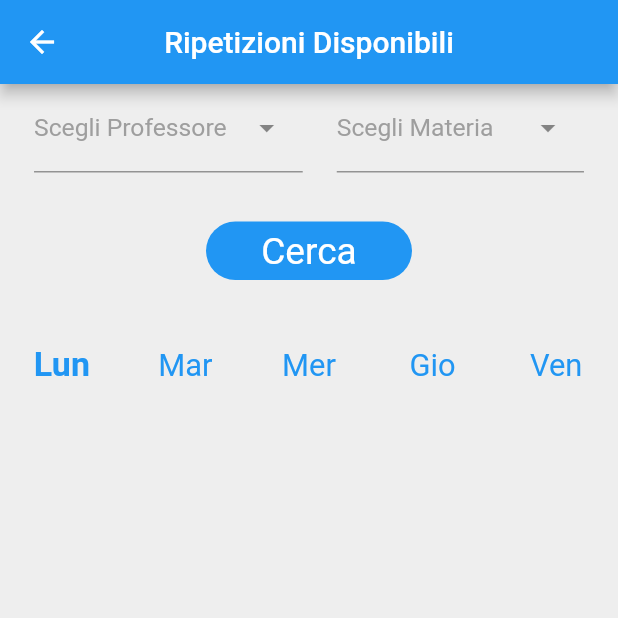
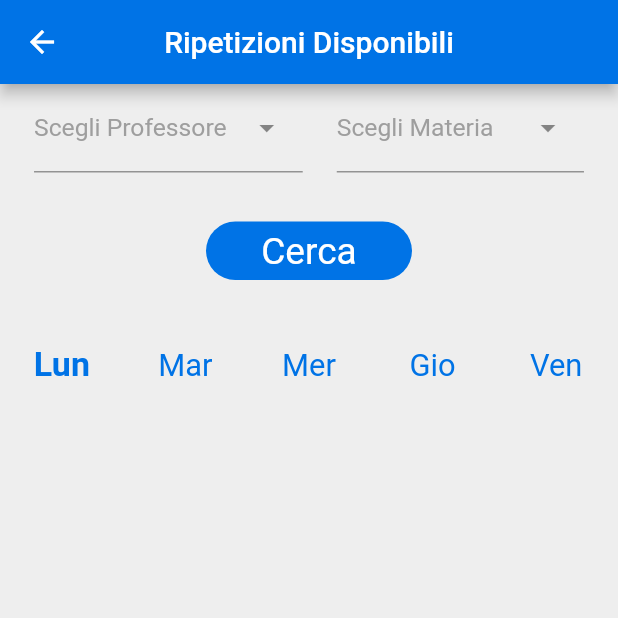
Before and after one commit to fededige/RipetizioniAndroid, a Flutter app: the PaginaHomeOspite screen opened by its route, after a tap on an icon or button, on a phone screen of 412 x 824 dp, the top half of it. Run offline on Flutter 3.47's test engine with Material 2 defaults, Android fonts, the phone set to English and light mode, and no system bars; drawn by our look-alikes of dropdown_search; our stand-ins replace badges; network calls fail.

Commit message:
changed all colors, and other things

```diff
--- a/lib/main.dart
+++ b/lib/main.dart
@@ -14,6 +14,7 @@ import 'pagine/ripetizioniPren.dart';
 void main() {
       HttpOverrides.global = MyHttpOverrides();
       runApp(MaterialApp(
+          debugShowCheckedModeBanner: false,
           initialRoute: '/login',
           routes: {
                 '/login': (context) => LoginPage(),
--- a/lib/pagine/homeOspite.dart
+++ b/lib/pagine/homeOspite.dart
@@ -6,6 +6,16 @@ class PaginaHomeOspite extends StatefulWidget {
 }
 Utente usr = Utente(stato:false);
 class _PaginaHomeOspiteState extends State<PaginaHomeOspite> {
+  Text responsiveText({required String text, required double dim, required Color color, bool? bold}) { //spostare giù
+    return Text(
+      text,
+      style: TextStyle(
+        fontSize: (dim) * ((MediaQuery.of(context).size.height * MediaQuery.of(context).size.width) / 10000),
+        color: color,
+        fontWeight: bold != null && bold == true ? FontWeight.bold : FontWeight.normal,
+      ),
+    );
+  }
   String? presentazione = '';
   @override
   Widget build(BuildContext context) {
@@ -15,7 +25,7 @@ class _PaginaHomeOspiteState extends State<PaginaHomeOspite> {
     return Scaffold(
       appBar: AppBar(
         centerTitle: true,
-        backgroundColor: Colors.blue,
+        backgroundColor: Color(0xff0073e6),
         title: const Text(
           'Ripetizioni',
         ),
@@ -23,17 +33,11 @@ class _PaginaHomeOspiteState extends State<PaginaHomeOspite> {
       body: Column(
         mainAxisAlignment: MainAxisAlignment.spaceBetween,
         children: <Widget>[
-          const Align(
+          Align(
             alignment: Alignment.topRight,
             child: Padding(
               padding: EdgeInsets.fromLTRB(0.0, 10.0, 10.0, 0),
-              child: Text(
-                style: TextStyle(
-                  fontWeight: FontWeight.bold,
-                  fontSize: 20.0,
-                ),
-                "Ciao Ospite",
-              ),
+              child: responsiveText(text: "Ciao Ospite", dim: 1, color: Colors.black, bold: true),
             ),
           ),
           TextButton(
@@ -52,23 +56,15 @@ class _PaginaHomeOspiteState extends State<PaginaHomeOspite> {
               child: Padding(
                 padding: const EdgeInsets.all(30.0),
                 child: Column(
-                  children: const <Widget>[
+                  children: <Widget>[
                     Icon(
-                      size: 100,
+                      size: (4) * ((MediaQuery.of(context).size.height * MediaQuery.of(context).size.width) / 10000),
                       color: Colors.black,
                       Icons.calendar_month,
                     ),
                     Padding(
                       padding: EdgeInsets.fromLTRB(25.0, 0.0, 25.0, 0.0),
-                      child: Text(
-                        style: TextStyle(
-                          fontWeight: FontWeight.bold,
-                          fontSize: 20.0,
-                          color: Colors.black,
-                        ),
-                        'Calendario \n Prenotazioni',
-                        textAlign: TextAlign.center,
-                      ),
+                      child: responsiveText(text: "Calendario \n Prenotazioni", dim: 1, color: Colors.black, bold: true),
                     ),
                   ],
                 ),
@@ -81,13 +77,7 @@ class _PaginaHomeOspiteState extends State<PaginaHomeOspite> {
               onPressed: () {
                 Navigator.pushNamed(context, '/login');
               },
-              child: const Text(
-                'Log in',
-                style: TextStyle(
-                  fontSize: 20.0,
-                  color: Colors.black,
-                ),
-              ),
+              child: responsiveText(text: "Log in", dim: 1, color: Colors.black, bold: false),
             ),
           ),
         ],
--- a/lib/pagine/impostazioni.dart
+++ b/lib/pagine/impostazioni.dart
@@ -54,7 +54,7 @@ class _PaginaImpostazioniState extends State<PaginaImpostazioni> {
     return Scaffold(
       appBar: AppBar(
         centerTitle: true,
-        backgroundColor: Colors.blue,
+        backgroundColor: Color(0xff0073e6),
         title: const Text(
           'Impostazioni',
         ),
--- a/lib/pagine/login.dart
+++ b/lib/pagine/login.dart
@@ -158,7 +158,7 @@ class _LoginPageState extends State<LoginPage> {
                   errore,
                   style: const TextStyle(
                     fontSize: 15.0,
-                    color: Colors.red,
+                    color: Color(0xFFE91B0C),
                   ),
                 ),
                 const SizedBox(
@@ -167,7 +167,7 @@ class _LoginPageState extends State<LoginPage> {
                 Container(
                   width: 136.0,
                   decoration: BoxDecoration(
-                    color: Colors.blue,
+                    color: Color(0xff0073e6),
                     shape: BoxShape.rectangle,
                     borderRadius: const BorderRadius.all(Radius.circular(50.0)),
                     border: Border.all(
@@ -215,7 +215,7 @@ class _LoginPageState extends State<LoginPage> {
                     'Join as Guest',
                     style: TextStyle(
                       fontSize: 20.0,
-                      color: Colors.blue,
+                      color: Color(0xff0073e6),
                     ),
                   ),
                 ),
--- a/lib/pagine/ripetizioniDisp.dart
+++ b/lib/pagine/ripetizioniDisp.dart
@@ -159,11 +159,11 @@ double larghezzaSchermo=0;
 double altezzaSchermo=0;
 String schermo='';
 List<bool> giornoCliccato = [];
-List<List<Color>> cardBackGroundColors = <List<Color>>[[Colors.blue, Colors.blue, Colors.blue, Colors.blue],
-                                                    [Colors.blue, Colors.blue, Colors.blue, Colors.blue],
-                                                    [Colors.blue, Colors.blue, Colors.blue, Colors.blue],
-                                                    [Colors.blue, Colors.blue, Colors.blue, Colors.blue],
-                                                    [Colors.blue, Colors.blue, Colors.blue, Colors.blue]];
+List<List<Color>> cardBackGroundColors = <List<Color>>[[Color(0xff0073e6), Color(0xff0073e6), Color(0xff0073e6), Color(0xff0073e6)],
+                                                    [Color(0xff0073e6), Color(0xff0073e6), Color(0xff0073e6), Color(0xff0073e6)],
+                                                    [Color(0xff0073e6), Color(0xff0073e6), Color(0xff0073e6), Color(0xff0073e6)],
+                                                    [Color(0xff0073e6), Color(0xff0073e6), Color(0xff0073e6), Color(0xff0073e6)],
+                                                    [Color(0xff0073e6), Color(0xff0073e6), Color(0xff0073e6), Color(0xff0073e6)]];
 class _PaginaRipetizioniState extends State<PaginaRipetizioni> {
   void riempiTab() {
     prenotazioniDisp.removeRange(0, prenotazioniDisp.length);
@@ -528,7 +528,7 @@ class _PaginaRipetizioniState extends State<PaginaRipetizioni> {
       backgroundColor: Colors.grey[200],
       appBar: AppBar(
         centerTitle: true,
-        backgroundColor: Colors.blue,
+        backgroundColor: Color(0xff0073e6),
         title: const Text(
           'Ripetizioni Disponibili',
         ),
@@ -610,7 +610,7 @@ class _PaginaRipetizioniState extends State<PaginaRipetizioni> {
                   ),
                   showSearchBox: true,
                   searchFieldProps: const TextFieldProps(
-                    cursorColor: Colors.blue,
+                    cursorColor: Color(0xff0073e6),
                   ),
                 ),
                 DropdownSearch<String>(
@@ -635,7 +635,7 @@ class _PaginaRipetizioniState extends State<PaginaRipetizioni> {
                   //selectedItem: "",
                   showSearchBox: true,
                   searchFieldProps: const TextFieldProps(
-                    cursorColor: Colors.blue,
+                    cursorColor: Color(0xff0073e6),
                   ),
                 ),
               ],
@@ -654,7 +654,7 @@ class _PaginaRipetizioniState extends State<PaginaRipetizioni> {
               child: Container(
                 width: larghezzaSchermo / 3,
                 decoration: const BoxDecoration(
-                  color: Colors.blue,
+                  color: Color(0xff0073e6),
                   shape: BoxShape.rectangle,
                   borderRadius: BorderRadius.all(Radius.circular(50.0)),
                 ), //aggiungere navigazione alla Home
@@ -691,7 +691,7 @@ class _PaginaRipetizioniState extends State<PaginaRipetizioni> {
                     child: responsiveText(
                         text: "Lun",
                         dim: 5,
-                        color: Colors.blue,
+                        color: Color(0xff0073e6),
                         bold: giornoCliccato[0]
                     ),
                   ),
@@ -711,7 +711,7 @@ class _PaginaRipetizioniState extends State<PaginaRipetizioni> {
                     child: responsiveText(
                       text: "Mar",
                       dim: 5,
-                      color: Colors.blue,
+                      color: Color(0xff0073e6),
                       bold: giornoCliccato[1]
                     ),
                   ),
@@ -731,7 +731,7 @@ class _PaginaRipetizioniState extends State<PaginaRipetizioni> {
                     child: responsiveText(
                         text: "Mer",
                         dim: 5,
-                        color: Colors.blue,
+                        color: Color(0xff0073e6),
                         bold: giornoCliccato[2]
                     ),
                   ),
@@ -751,7 +751,7 @@ class _PaginaRipetizioniState extends State<PaginaRipetizioni> {
                     child: responsiveText(
                         text: "Gio",
                         dim: 5,
-                        color: Colors.blue,
+                        color: Color(0xff0073e6),
                         bold: giornoCliccato[3]
                     ),
                   ),
@@ -771,7 +771,7 @@ class _PaginaRipetizioniState extends State<PaginaRipetizioni> {
                     child: responsiveText(
                         text: "Ven",
                         dim: 5,
-                        color: Colors.blue,
+                        color: Color(0xff0073e6),
                         bold: giornoCliccato[4]
                     ),
                   ),
@@ -910,7 +910,7 @@ class _PaginaRipetizioniState extends State<PaginaRipetizioni> {
               width: 0.2 * larghezzaSchermo,
               decoration: const BoxDecoration(
                 borderRadius: BorderRadius.all(Radius.circular(10.0)),
-                color: Colors.blue,
+                color: Color(0xff0073e6),
               ),
               child: Column(
                 mainAxisAlignment: MainAxisAlignment.center,
@@ -931,7 +931,7 @@ class _PaginaRipetizioniState extends State<PaginaRipetizioni> {
             IconButton(
               onPressed: () {
                 setState(() {
-                  cardBackGroundColors[dayToIndex(giornoScelto)][hourToIndex(ripetizione.ora)] = Colors.blue;
+                  cardBackGroundColors[dayToIndex(giornoScelto)][hourToIndex(ripetizione.ora)] = Color(0xff0073e6);
                   ripetizioni.remove(ripetizione);
                   Navigator.pop(context, 'Cancel');
                   carrelloPrenotazioni(context);
@@ -1006,7 +1006,7 @@ class _PaginaRipetizioniState extends State<PaginaRipetizioni> {
               child: Container(
                 width: 105.0,
                 decoration: BoxDecoration(
-                  color: Colors.blue,
+                  color: Color(0xff0073e6),
                   shape: BoxShape.rectangle,
                   borderRadius: const BorderRadius.all(Radius.circular(50.0)),
                   border: Border.all(
@@ -1038,7 +1038,7 @@ class _PaginaRipetizioniState extends State<PaginaRipetizioni> {
       context: context,
       builder: (BuildContext context) => AlertDialog(
         actionsAlignment: MainAxisAlignment.center,
-        title: responsiveText(text: "Riepilogo", dim: 5, color: Colors.blue, bold: true),
+        title: responsiveText(text: "Riepilogo", dim: 5, color: Color(0xff0073e6), bold: true),
         content: Column(
           mainAxisAlignment: MainAxisAlignment.spaceEvenly,
           crossAxisAlignment: CrossAxisAlignment.start,
@@ -1089,7 +1089,7 @@ class _PaginaRipetizioniState extends State<PaginaRipetizioni> {
             child: Container(
               width: larghezzaSchermo / 4,
               decoration: BoxDecoration(
-                color: Colors.blue,
+                color: Color(0xff0073e6),
                 shape: BoxShape.rectangle,
                 borderRadius: const BorderRadius.all(Radius.circular(50.0)),
                 border: Border.all(
@@ -1116,7 +1116,7 @@ class _PaginaRipetizioniState extends State<PaginaRipetizioni> {
       context: context,
       builder: (BuildContext context) => AlertDialog(
         actionsAlignment: MainAxisAlignment.center,
-        title: responsiveText(text: "Riepilogo", dim: 5, color: Colors.blue, bold: true),
+        title: responsiveText(text: "Riepilogo", dim: 5, color: Color(0xff0073e6), bold: true),
         content: Column(
           mainAxisAlignment: MainAxisAlignment.spaceEvenly,
           crossAxisAlignment: CrossAxisAlignment.start,
@@ -1156,7 +1156,7 @@ class _PaginaRipetizioniState extends State<PaginaRipetizioni> {
               //selectedItem: "",
               showSearchBox: true,
               searchFieldProps: const TextFieldProps(
-                cursorColor: Colors.blue,
+                cursorColor: Color(0xff0073e6),
               ),
             ),
             const SizedBox(
@@ -1209,7 +1209,7 @@ class _PaginaRipetizioniState extends State<PaginaRipetizioni> {
             child: Container(
               width: 105.0,
               decoration: BoxDecoration(
-                color: Colors.blue,
+                color: Color(0xff0073e6),
                 shape: BoxShape.rectangle,
                 borderRadius: const BorderRadius.all(Radius.circular(50.0)),
                 border: Border.all(
@@ -1242,7 +1242,7 @@ class _PaginaRipetizioniState extends State<PaginaRipetizioni> {
       context: context,
       builder: (BuildContext context) => AlertDialog(
         actionsAlignment: MainAxisAlignment.center,
-        title: responsiveText(text: "Riepilogo", dim: 5, color: Colors.blue, bold: true),
+        title: responsiveText(text: "Riepilogo", dim: 5, color: Color(0xff0073e6), bold: true),
         content: Column(
           mainAxisAlignment: MainAxisAlignment.spaceEvenly,
           crossAxisAlignment: CrossAxisAlignment.start,
@@ -1292,7 +1292,7 @@ class _PaginaRipetizioniState extends State<PaginaRipetizioni> {
               //selectedItem: "",
               showSearchBox: true,
               searchFieldProps: const TextFieldProps(
-                cursorColor: Colors.blue,
+                cursorColor: Color(0xff0073e6),
               ),
             ),
           ],
@@ -1333,7 +1333,7 @@ class _PaginaRipetizioniState extends State<PaginaRipetizioni> {
             child: Container(
               width: 105.0,
               decoration: BoxDecoration(
-                color: Colors.blue,
+                color: Color(0xff0073e6),
                 shape: BoxShape.rectangle,
                 borderRadius: const BorderRadius.all(Radius.circular(50.0)),
                 border: Border.all(
@@ -1394,7 +1394,7 @@ void _showToast(BuildContext context, String str) {
   scaffold.showSnackBar(
     SnackBar(
       content: Text(str),
-      backgroundColor: Colors.blue,
+      backgroundColor: Color(0xff0073e6),
       shape: const StadiumBorder(),
       behavior: SnackBarBehavior.floating,
       margin: const EdgeInsets.all(50),
```
Also changed, not shown: lib/pagine/cambioPassword.dart (+4 -4 lines), lib/pagine/homeUtente.dart (+19 -31 lines), lib/pagine/ripetizioniPren.dart (+57 -20 lines).
